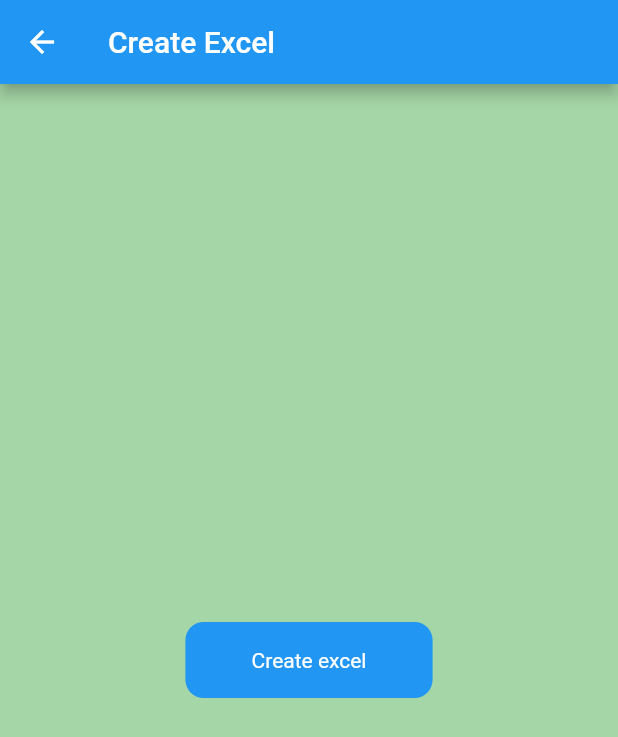
After one commit to annexmirza/wps_rp, a Flutter app: the ExcelPage screen opened directly, after a tap on "Create excel", on a phone screen of 412 x 824 dp. The commit adds this screen. Shown: the top 737 px of the screen. Run offline on Flutter 3.47's test engine with Material 2 defaults, Android fonts, the phone set to English and light mode, and no system bars; our stand-ins replace file_picker, flutter_easyloading, flutter_screenutil, get, google_nav_bar, image_picker and 3 more; missing offline and left inert: advance_pdf_viewer, excel, flutter_filereader, flutter_pdfview, qr_code_scanner.

Commit message:
tried excel functionality...not completed

```diff
--- /dev/null
+++ b/lib/Controller/excel_controller.dart
@@ -0,0 +1,52 @@
+import 'dart:io';
+
+import 'package:excel/excel.dart';
+import 'package:get/get.dart';
+import 'package:open_file/open_file.dart';
+import 'package:path_provider/path_provider.dart';
+
+class ExcelController extends GetxController {
+  var excel = Excel.createExcel();
+
+  File? excelFile;
+
+  bool showExcel = false;
+
+  creatingExcelSheet() async {
+    Sheet excelSheetObject = excel['sheet 1'];
+
+    // excel.encode().then((onValue) {
+
+    //     File(join("Path_to_destination/excel.xlsx"))
+    //     ..createSync(recursive: true)
+    //     ..writeAsBytesSync(onValue);
+    // });
+
+//geting phone directory
+    final dir = await getApplicationDocumentsDirectory();
+    final file =
+        File('${dir.path}/excel.xlsx'); //defing path where excel to be saved
+    excelFile = file;
+    update();
+    var excelEncode = excel.encode(); //encoding excel to bytes list
+
+//saving excel
+    try {
+      file
+        ..createSync(recursive: true)
+        ..writeAsBytesSync(excelEncode!);
+
+      return Get.snackbar('Successfulll', 'excel saved');
+    } catch (e) {
+      return Get.snackbar('Failed', 'Error : $e');
+    }
+
+    ///opening the created excel sheet
+  }
+
+  openingExcel() {
+    showExcel = true;
+    update();
+    //OpenFile.open(excelFile!.path);
+  }
+}
--- a/lib/Controller/image_to_pdf_controller.dart
+++ b/lib/Controller/image_to_pdf_controller.dart
@@ -31,15 +31,23 @@ class ImageToPdfController extends GetxController {
 
   gettingImageFromGallery() async {
     final pickedFile = await picker.getImage(source: ImageSource.gallery);
-    if (picker != null) {
-      imageFile = File(pickedFile!.path);
+    if (pickedFile != null) {
+      imageFile = File(pickedFile.path);
       update();
     } else {
       print('Unable to select image from gallery');
     }
   }
 
-  gettingImageFromCamera() {}
+  gettingImageFromCamera() async {
+    final pickedFile = await picker.getImage(source: ImageSource.camera);
+    if (pickedFile != null) {
+      imageFile = File(pickedFile.path);
+      update();
+    } else {
+      print('Unable to select image from camera');
+    }
+  }
 
   creatingPdf() async {
     final image = pw.MemoryImage(imageFile!.readAsBytesSync());
--- /dev/null
+++ b/lib/View/excel_page.dart
@@ -0,0 +1,77 @@
+import 'package:flutter/material.dart';
+import 'package:flutter_filereader/flutter_filereader.dart';
+import 'package:flutter_screenutil/flutter_screenutil.dart';
+import 'package:get/get.dart';
+import 'package:wps_rp/Controller/excel_controller.dart';
+
+class ExcelPage extends StatelessWidget {
+  const ExcelPage({Key? key}) : super(key: key);
+
+  @override
+  Widget build(BuildContext context) {
+    return GetBuilder<ExcelController>(
+        init: ExcelController(),
+        builder: (excelController) {
+          return Scaffold(
+            appBar: AppBar(
+              title: Text('Create Excel'),
+            ),
+            body: excelController.showExcel
+                ? Center(
+                    child: FileReaderView(filePath: 'assets/excel420.xlsx'
+
+                        //excelController.excelFile!.path,
+                        ),
+                  )
+                : Container(
+                    color: Colors.green[200],
+                    child: Center(
+                      child: excelController.excelFile != null
+                          ? InkWell(
+                              onTap: () async {
+                                await excelController.openingExcel();
+                              },
+                              child: Container(
+                                width: 150.w,
+                                height: 50.h,
+                                decoration: BoxDecoration(
+                                  color: Colors.blue,
+                                  borderRadius: BorderRadius.all(
+                                    Radius.circular(12.r),
+                                  ),
+                                ),
+                                child: Center(
+                                  child: Text(
+                                    'Open excel',
+                                    style: TextStyle(color: Colors.white),
+                                  ),
+                                ),
+                              ),
+                            )
+                          : InkWell(
+                              onTap: () async {
+                                await excelController.creatingExcelSheet();
+                              },
+                              child: Container(
+                                width: 150.w,
+                                height: 50.h,
+                                decoration: BoxDecoration(
+                                  color: Colors.blue,
+                                  borderRadius: BorderRadius.all(
+                                    Radius.circular(12.r),
+                                  ),
+                                ),
+                                child: Center(
+                                  child: Text(
+                                    'Create excel',
+                                    style: TextStyle(color: Colors.white),
+                                  ),
+                                ),
+                              ),
+                            ),
+                    ),
+                  ),
+          );
+        });
+  }
+}
--- a/lib/View/image_to_pdf_page.dart
+++ b/lib/View/image_to_pdf_page.dart
@@ -79,7 +79,7 @@ class ImageToPdfPage extends StatelessWidget {
                                 ),
                           InkWell(
                             onTap: () {
-                              //image from camera
+                              imageToPdfController.gettingImageFromCamera();
                             },
                             child: Icon(
                               Icons.camera_alt,
--- a/lib/main.dart
+++ b/lib/main.dart
@@ -3,6 +3,7 @@ import 'package:flutter_easyloading/flutter_easyloading.dart';
 import 'package:flutter_screenutil/flutter_screenutil.dart';
 import 'package:get/get.dart';
 import 'package:wps_rp/View/bottom_Nav_Bar_Page.dart';
+import 'package:wps_rp/View/excel_page.dart';
 import 'package:wps_rp/View/homePage.dart';
 import 'package:wps_rp/View/image_to_pdf_page.dart';
 import 'package:wps_rp/View/qr_scanner.dart';
--- a/pubspec.yaml
+++ b/pubspec.yaml
@@ -50,6 +50,9 @@ dependencies:
   path_provider: ^2.0.8
   advance_pdf_viewer: ^2.0.1
   flutter_pdfview: ^1.2.1
+  excel: ^2.0.0-null-safety-3
+  open_file: ^3.2.1
+  flutter_filereader: ^3.0.0
 dev_dependencies:
   flutter_test:
     sdk: flutter
```
Also changed, not shown: pubspec.lock, 1 other file.
